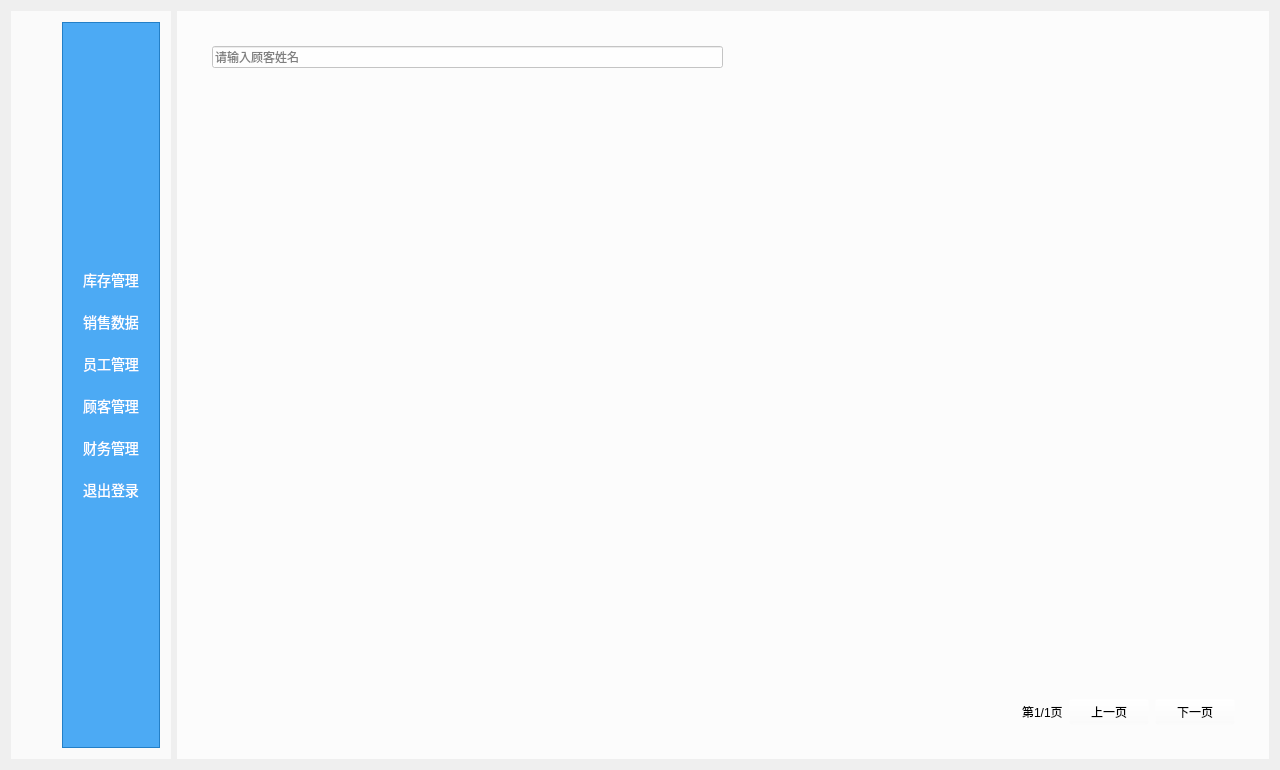
Above: ManagerWindowClass.ui from xuanyuanbuchen/LoginWindow before the change. Below: the same form after it.
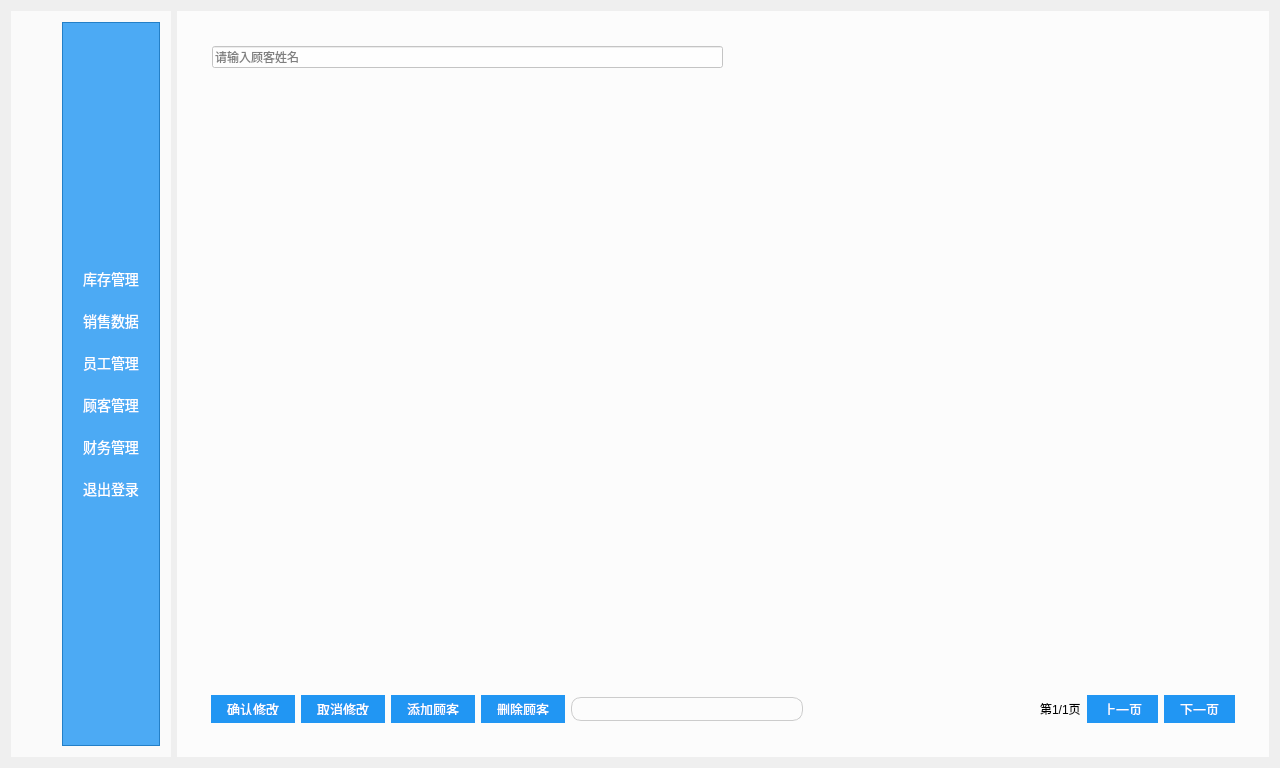
That is the form after the change. The open tabs and pages were chosen to show the change. Custom widgets are drawn as their Qt base class.

Commit message: 1.添加了SqlTools，具体方法没有实现 2.修改了登陆后界面按钮的ui 3.为之前缺少的删除按钮进行了添加

```diff
--- a/ManagerWindowClass.ui
+++ b/ManagerWindowClass.ui
@@ -7,7 +7,7 @@
     <x>0</x>
     <y>0</y>
     <width>1280</width>
-    <height>770</height>
+    <height>768</height>
    </rect>
   </property>
   <property name="minimumSize">
@@ -1170,6 +1170,118 @@
 }</string>
             </property>
             <layout class="QHBoxLayout" name="horizontalLayout_19">
+             <item>
+              <widget class="QPushButton" name="customerChangedAcceptBtn">
+               <property name="styleSheet">
+                <string notr="true">QPushButton {
+    background-color: #2196F3;
+    border: none;
+    color: white;
+    padding: 8px 16px;
+    font: 13px;
+}
+
+QPushButton:hover {
+    background-color: #42A5F5;
+}
+
+QPushButton:pressed {
+    background-color: #0D47A1;
+}</string>
+               </property>
+               <property name="text">
+                <string>确认修改</string>
+               </property>
+              </widget>
+             </item>
+             <item>
+              <widget class="QPushButton" name="customerChangedCancelBtn">
+               <property name="styleSheet">
+                <string notr="true">QPushButton {
+    background-color: #2196F3;
+    border: none;
+    color: white;
+    padding: 8px 16px;
+    font: 13px;
+}
+
+QPushButton:hover {
+    background-color: #42A5F5;
+}
+
+QPushButton:pressed {
+    background-color: #0D47A1;
+}</string>
+               </property>
+               <property name="text">
+                <string>取消修改</string>
+               </property>
+              </widget>
+             </item>
+             <item>
+              <widget class="QPushButton" name="addCustomerBtn">
+               <property name="styleSheet">
+                <string notr="true">QPushButton {
+    background-color: #2196F3;
+    border: none;
+    color: white;
+    padding: 8px 16px;
+    font: 13px;
+}
+
+QPushButton:hover {
+    background-color: #42A5F5;
+}
+
+QPushButton:pressed {
+    background-color: #0D47A1;
+}</string>
+               </property>
+               <property name="text">
+                <string>添加顾客</string>
+               </property>
+              </widget>
+             </item>
+             <item>
+              <widget class="QPushButton" name="customerDeleteBtn">
+               <property name="styleSheet">
+                <string notr="true">QPushButton {
+    background-color: #2196F3;
+    border: none;
+    color: white;
+    padding: 8px 16px;
+    font: 13px;
+}
+
+QPushButton:hover {
+    background-color: #42A5F5;
+}
+
+QPushButton:pressed {
+    background-color: #0D47A1;
+}</string>
+               </property>
+               <property name="text">
+                <string>删除顾客</string>
+               </property>
+              </widget>
+             </item>
+             <item>
+              <widget class="QLineEdit" name="customerDeleteEdit">
+               <property name="styleSheet">
+                <string notr="true"> QLineEdit {
+     border: 1px solid #ccc;
+     border-radius: 10px;
+     padding: 2px;
+     font-size: 14px;
+     text-align: center;
+ }
+ QLineEdit:focus {
+     border: 1px solid #2196F3;
+ }</string>
+               </property>
+              </widget>
+             </item>
              <item>
               <spacer name="horizontalSpacer_13">
                <property name="orientation">
@@ -1191,14 +1303,48 @@
               </widget>
              </item>
              <item>
-              <widget class="QPushButton" name="preSalePageBtn_4">
+              <widget class="QPushButton" name="preCustomerPageBtn">
+               <property name="styleSheet">
+                <string notr="true">QPushButton {
+    background-color: #2196F3;
+    border: none;
+    color: white;
+    padding: 8px 16px;
+    font: 13px;
+}
+
+QPushButton:hover {
+    background-color: #42A5F5;
+}
+
+QPushButton:pressed {
+    background-color: #0D47A1;
+}</string>
+               </property>
                <property name="text">
                 <string>上一页</string>
                </property>
               </widget>
              </item>
              <item>
-              <widget class="QPushButton" name="nextSalePageBtn_4">
+              <widget class="QPushButton" name="nextCustomerPageBtn">
+               <property name="styleSheet">
+                <string notr="true">QPushButton {
+    background-color: #2196F3;
+    border: none;
+    color: white;
+    padding: 8px 16px;
+    font: 13px;
+}
+
+QPushButton:hover {
+    background-color: #42A5F5;
+}
+
+QPushButton:pressed {
+    background-color: #0D47A1;
+}</string>
+               </property>
                <property name="text">
                 <string>下一页</string>
                </property>
```
Left out of the diff: 343 changed lines with no effect on the pictures. The commit also changes 8 other files.
